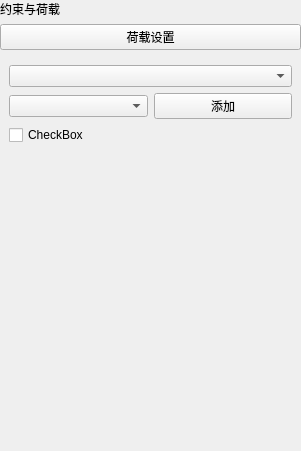
The window that plugins/Base_PhysicalField/LoadSpecificationWidget.ui (asd977/base_cae) describes before a commit, drawn with Qt 5.
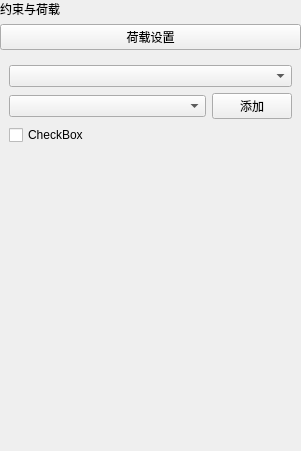
The same window after the commit. Custom widgets are drawn as their Qt base class.

```diff
--- a/plugins/Base_PhysicalField/LoadSpecificationWidget.ui
+++ b/plugins/Base_PhysicalField/LoadSpecificationWidget.ui
@@ -62,6 +62,12 @@
         </item>
         <item>
          <widget class="QPushButton" name="btnBatchAdd">
+          <property name="sizePolicy">
+           <sizepolicy hsizetype="Fixed" vsizetype="Fixed">
+            <horstretch>0</horstretch>
+            <verstretch>0</verstretch>
+           </sizepolicy>
+          </property>
           <property name="text">
            <string>添加</string>
           </property>
```
Left out of the diff: 12 changed lines with no effect on the pictures.
